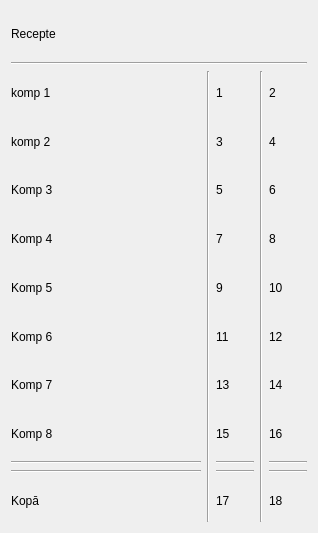
Old version of the form recipeform.ui in the repository kasarkonic/Sauka1.
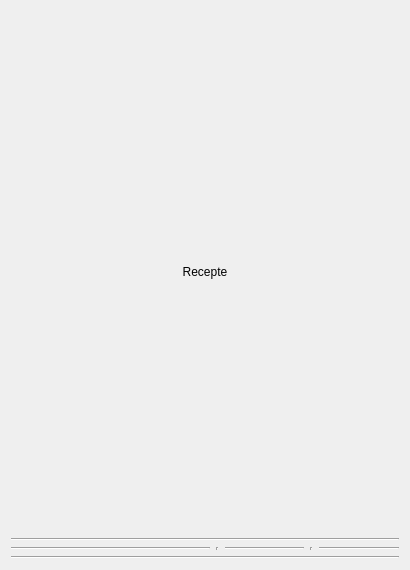
New version of the form.

Commit message: reception form ģenerē lablus, set,get

Patch:
```diff
--- a/recipeform.ui
+++ b/recipeform.ui
@@ -6,14 +6,14 @@
    <rect>
     <x>0</x>
     <y>0</y>
-    <width>318</width>
-    <height>533</height>
+    <width>410</width>
+    <height>570</height>
    </rect>
   </property>
   <property name="windowTitle">
    <string>Form</string>
   </property>
-  <layout class="QVBoxLayout" name="verticalLayout_2" stretch="1,0,10">
+  <layout class="QVBoxLayout" name="verticalLayout_2" stretch="1,10,0">
    <item>
     <layout class="QVBoxLayout" name="verticalLayout_4">
      <item>
@@ -21,95 +21,28 @@
        <property name="text">
         <string>Recepte</string>
        </property>
+       <property name="alignment">
+        <set>Qt::AlignCenter</set>
+       </property>
+      </widget>
+     </item>
+     <item>
+      <widget class="Line" name="line_3">
+       <property name="orientation">
+        <enum>Qt::Horizontal</enum>
+       </property>
       </widget>
      </item>
     </layout>
    </item>
    <item>
-    <widget class="Line" name="line_6">
-     <property name="orientation">
-      <enum>Qt::Orientation::Horizontal</enum>
-     </property>
-    </widget>
-   </item>
-   <item>
-    <layout class="QHBoxLayout" name="horizontalLayout" stretch="5,0,1,0,1">
+    <layout class="QHBoxLayout" name="horizontalLayout" stretch="5,0,2,0,2">
      <item>
-      <layout class="QVBoxLayout" name="verticalLayout_6">
-       <item>
-        <widget class="QLabel" name="label_3">
-         <property name="text">
-          <string>komp 1</string>
-         </property>
-        </widget>
-       </item>
-       <item>
-        <widget class="QLabel" name="label_2">
-         <property name="text">
-          <string>komp 2</string>
-         </property>
-        </widget>
-       </item>
-       <item>
-        <widget class="QLabel" name="label_8">
-         <property name="text">
-          <string>Komp 3</string>
-         </property>
-        </widget>
-       </item>
-       <item>
-        <widget class="QLabel" name="label_4">
-         <property name="text">
-          <string>Komp 4</string>
-         </property>
-        </widget>
-       </item>
-       <item>
-        <widget class="QLabel" name="label_5">
-         <property name="text">
-          <string>Komp 5</string>
-         </property>
-        </widget>
-       </item>
-       <item>
-        <widget class="QLabel" name="label_6">
-         <property name="text">
-          <string>Komp 6</string>
-         </property>
-        </widget>
-       </item>
-       <item>
-        <widget class="QLabel" name="label_7">
-         <property name="text">
-          <string>Komp 7</string>
-         </property>
-        </widget>
-       </item>
-       <item>
-        <widget class="QLabel" name="label_9">
-         <property name="text">
-          <string>Komp 8</string>
-         </property>
-        </widget>
-       </item>
+      <layout class="QVBoxLayout" name="vl_komp">
        <item>
         <widget class="Line" name="line">
          <property name="orientation">
-          <enum>Qt::Orientation::Horizontal</enum>
-         </property>
-        </widget>
-       </item>
-       <item>
-        <widget class="Line" name="line_7">
-         <property name="orientation">
-          <enum>Qt::Orientation::Horizontal</enum>
-         </property>
-        </widget>
-       </item>
-       <item>
-        <widget class="QLabel" name="label">
-         <property name="text">
-          <string>Kopā</string>
+          <enum>Qt::Horizontal</enum>
          </property>
         </widget>
        </item>
@@ -123,81 +56,11 @@
       </widget>
      </item>
      <item>
-      <layout class="QVBoxLayout" name="verticalLayout_5">
-       <item>
-        <widget class="QLabel" name="label_13">
-         <property name="text">
-          <string>1</string>
-         </property>
-        </widget>
-       </item>
-       <item>
-        <widget class="QLabel" name="label_12">
-         <property name="text">
-          <string>3</string>
-         </property>
-        </widget>
-       </item>
-       <item>
-        <widget class="QLabel" name="label_11">
-         <property name="text">
-          <string>5</string>
-         </property>
-        </widget>
-       </item>
-       <item>
-        <widget class="QLabel" name="label_14">
-         <property name="text">
-          <string>7</string>
-         </property>
-        </widget>
-       </item>
-       <item>
-        <widget class="QLabel" name="label_16">
-         <property name="text">
-          <string>9</string>
-         </property>
-        </widget>
-       </item>
-       <item>
-        <widget class="QLabel" name="label_18">
-         <property name="text">
-          <string>11</string>
-         </property>
-        </widget>
-       </item>
-       <item>
-        <widget class="QLabel" name="label_17">
-         <property name="text">
-          <string>13</string>
-         </property>
-        </widget>
-       </item>
-       <item>
-        <widget class="QLabel" name="label_19">
-         <property name="text">
-          <string>15</string>
-         </property>
-        </widget>
-       </item>
+      <layout class="QVBoxLayout" name="vl_var1">
        <item>
         <widget class="Line" name="line_2">
          <property name="orientation">
-          <enum>Qt::Orientation::Horizontal</enum>
-         </property>
-        </widget>
-       </item>
-       <item>
-        <widget class="Line" name="line_8">
-         <property name="orientation">
-          <enum>Qt::Orientation::Horizontal</enum>
-         </property>
-        </widget>
-       </item>
-       <item>
-        <widget class="QLabel" name="label_15">
-         <property name="text">
-          <string>17</string>
+          <enum>Qt::Horizontal</enum>
          </property>
         </widget>
        </item>
@@ -211,81 +74,11 @@
       </widget>
      </item>
      <item>
-      <layout class="QVBoxLayout" name="verticalLayout_3">
-       <item>
-        <widget class="QLabel" name="label_20">
-         <property name="text">
-          <string>2</string>
-         </property>
-        </widget>
-       </item>
-       <item>
-        <widget class="QLabel" name="label_24">
-         <property name="text">
-          <string>4</string>
-         </property>
-        </widget>
-       </item>
-       <item>
-        <widget class="QLabel" name="label_23">
-         <property name="text">
-          <string>6</string>
-         </property>
-        </widget>
-       </item>
-       <item>
-        <widget class="QLabel" name="label_22">
-         <property name="text">
-          <string>8</string>
-         </property>
-        </widget>
-       </item>
-       <item>
-        <widget class="QLabel" name="label_25">
-         <property name="text">
-          <string>10</string>
-         </property>
-        </widget>
-       </item>
-       <item>
-        <widget class="QLabel" name="label_26">
-         <property name="text">
-          <string>12</string>
-         </property>
-        </widget>
-       </item>
-       <item>
-        <widget class="QLabel" name="label_27">
-         <property name="text">
-          <string>14</string>
-         </property>
-        </widget>
-       </item>
-       <item>
-        <widget class="QLabel" name="label_28">
-         <property name="text">
-          <string>16</string>
-         </property>
-        </widget>
-       </item>
+      <layout class="QVBoxLayout" name="vl_var2">
        <item>
         <widget class="Line" name="line_9">
          <property name="orientation">
-          <enum>Qt::Orientation::Horizontal</enum>
-         </property>
-        </widget>
-       </item>
-       <item>
-        <widget class="Line" name="line_3">
-         <property name="orientation">
-          <enum>Qt::Orientation::Horizontal</enum>
-         </property>
-        </widget>
-       </item>
-       <item>
-        <widget class="QLabel" name="label_21">
-         <property name="text">
-          <string>18</string>
+          <enum>Qt::Horizontal</enum>
          </property>
         </widget>
        </item>
@@ -293,6 +86,13 @@
      </item>
     </layout>
    </item>
+   <item>
+    <widget class="Line" name="line_6">
+     <property name="orientation">
+      <enum>Qt::Horizontal</enum>
+     </property>
+    </widget>
+   </item>
   </layout>
  </widget>
  <resources/>
```
Left out of the diff: 6 changed lines with no effect on the pictures. The commit also changes 6 other files.
